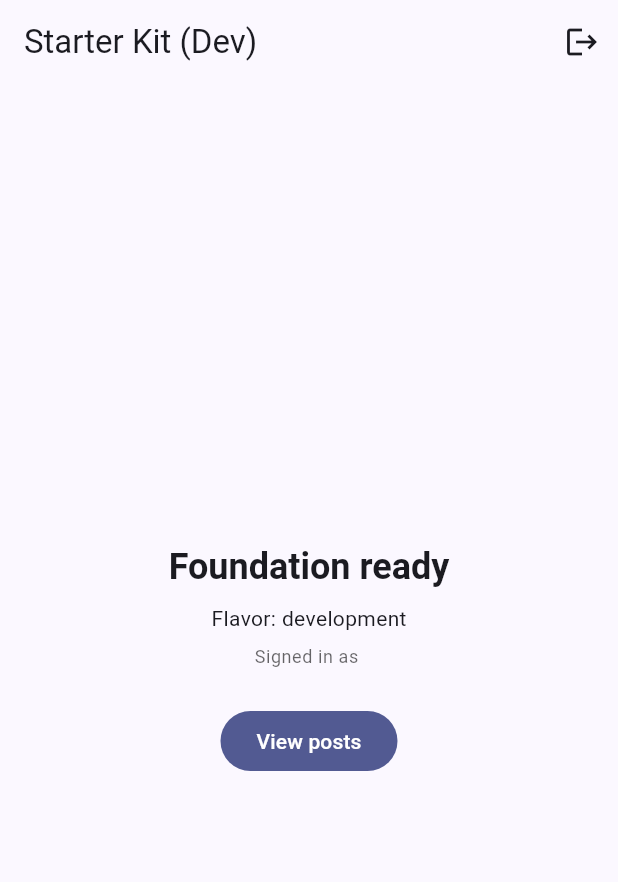
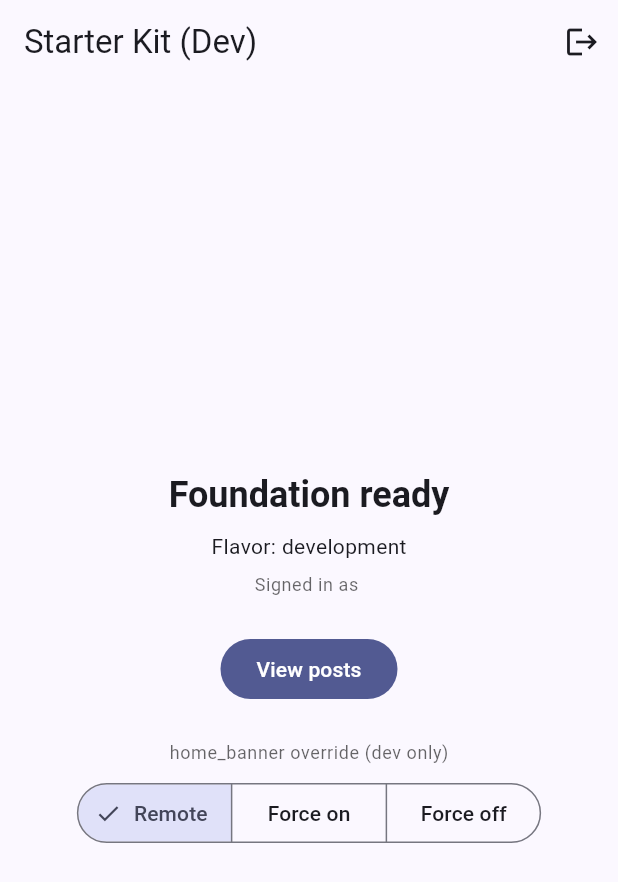
Before and after one commit to nicolinx/flutter_enterprise_starter_kit, a Flutter app: the screen it shows once a user with an empty profile is signed in, on a phone screen of 412 x 824 dp. Shown: the top 882 px of the screen. Run offline on Flutter 3.47's test engine with Material 3 defaults, Android fonts, the phone set to English and light mode, and no system bars; our stand-ins replace connectivity_plus, dio, firebase_auth, firebase_core, firebase_remote_config, flutter_bloc and 7 more; accounts and stored records are empty; generated files the repository leaves out were written again.

Commit message:
Feature/feature flags (#14)
* chore: add firebase_remote_config dependency

* feat: add feature flags core module

* feat: wire feature flags into DI and bootstrap

* feat: add feature flag demo banner to home page

* docs: document feature flags module

* fix: type feature flag override box as Box<bool>

* fix: don't block app startup on the feature flags fetch

* fix: make configurePostsDependencies self-contained again

* feat: allow resetting a feature flag override back to remote

```diff
--- a/lib/bootstrap.dart
+++ b/lib/bootstrap.dart
@@ -5,6 +5,7 @@ import 'package:flutter/material.dart';
 import 'package:flutter_enterprise_starter_kit/app.dart';
 import 'package:flutter_enterprise_starter_kit/core/config/flavor_config.dart';
 import 'package:flutter_enterprise_starter_kit/core/di/injection.dart';
+import 'package:flutter_enterprise_starter_kit/core/feature_flags/feature_flags.dart';
 import 'package:flutter_enterprise_starter_kit/firebase_options_development.dart'
     as dev;
 import 'package:flutter_enterprise_starter_kit/firebase_options_production.dart'
@@ -19,6 +20,7 @@ Future<void> bootstrap() async {
       WidgetsFlutterBinding.ensureInitialized();
       await Firebase.initializeApp(options: _firebaseOptionsForFlavor());
       await configureDependencies();
+      await getIt<FeatureFlags>().initialize();
       runApp(App());
     },
     (error, stackTrace) {
--- /dev/null
+++ b/lib/core/feature_flags/feature_flag.dart
@@ -0,0 +1,12 @@
+/// Single typed registry of every feature flag in the app. App code always
+/// references a flag through this enum, never a raw Remote Config string key.
+enum FeatureFlag {
+  homeBanner('home_banner', defaultValue: false);
+
+  const FeatureFlag(this.remoteConfigKey, {required this.defaultValue});
+
+  /// The parameter key configured in the Firebase Remote Config console.
+  final String remoteConfigKey;
+
+  final bool defaultValue;
+}
--- /dev/null
+++ b/lib/core/feature_flags/feature_flags.dart
@@ -0,0 +1,20 @@
+import 'package:flutter_enterprise_starter_kit/core/feature_flags/feature_flag.dart';
+
+/// Lets app code check feature flags without knowing they come from Firebase
+/// Remote Config — so the backend could be swapped out later.
+abstract class FeatureFlags {
+  /// Fetches the latest flag values. Call this once, during `bootstrap()`,
+  /// before checking any flag.
+  Future<void> initialize();
+
+  bool isEnabled(FeatureFlag flag);
+
+  /// The current local override for [flag], or `null` if none is set (the
+  /// flag is following its remote/default value).
+  bool? overrideFor(FeatureFlag flag);
+
+  /// Forces a flag to a value on this device, ignoring the remote value.
+  /// Pass `null` to remove the override and go back to using the remote
+  /// (or default) value.
+  Future<void> setOverride(FeatureFlag flag, {required bool? value});
+}
--- /dev/null
+++ b/lib/features/home/presentation/cubit/home_banner_cubit.dart
@@ -0,0 +1,28 @@
+import 'package:flutter_bloc/flutter_bloc.dart';
+import 'package:flutter_enterprise_starter_kit/core/feature_flags/feature_flag.dart';
+import 'package:flutter_enterprise_starter_kit/core/feature_flags/feature_flags.dart';
+import 'package:flutter_enterprise_starter_kit/features/home/presentation/cubit/home_banner_state.dart';
+
+class HomeBannerCubit extends Cubit<HomeBannerState> {
+  HomeBannerCubit(this._featureFlags)
+    : super(
+        HomeBannerState(
+          isEnabled: _featureFlags.isEnabled(FeatureFlag.homeBanner),
+          overrideValue: _featureFlags.overrideFor(FeatureFlag.homeBanner),
+        ),
+      );
+
+  final FeatureFlags _featureFlags;
+
+  /// Pass `null` to clear the override and go back to following the remote
+  /// value.
+  Future<void> setOverride({required bool? value}) async {
+    await _featureFlags.setOverride(FeatureFlag.homeBanner, value: value);
+    emit(
+      HomeBannerState(
+        isEnabled: _featureFlags.isEnabled(FeatureFlag.homeBanner),
+        overrideValue: value,
+      ),
+    );
+  }
+}
--- /dev/null
+++ b/lib/features/home/presentation/cubit/home_banner_state.dart
@@ -0,0 +1,11 @@
+import 'package:freezed_annotation/freezed_annotation.dart';
+
+part 'home_banner_state.freezed.dart';
+
+@freezed
+sealed class HomeBannerState with _$HomeBannerState {
+  const factory HomeBannerState({
+    required bool isEnabled,
+    required bool? overrideValue,
+  }) = _HomeBannerState;
+}
--- a/lib/features/home/presentation/pages/home_page.dart
+++ b/lib/features/home/presentation/pages/home_page.dart
@@ -1,10 +1,14 @@
 import 'package:flutter/material.dart';
 import 'package:flutter_bloc/flutter_bloc.dart';
 import 'package:flutter_enterprise_starter_kit/core/config/flavor_config.dart';
+import 'package:flutter_enterprise_starter_kit/core/di/injection.dart';
+import 'package:flutter_enterprise_starter_kit/core/feature_flags/feature_flags.dart';
 import 'package:flutter_enterprise_starter_kit/core/router/route_paths.dart';
 import 'package:flutter_enterprise_starter_kit/core/theme/app_text_styles.dart';
 import 'package:flutter_enterprise_starter_kit/features/auth/presentation/cubit/auth_cubit.dart';
 import 'package:flutter_enterprise_starter_kit/features/auth/presentation/cubit/auth_state.dart';
+import 'package:flutter_enterprise_starter_kit/features/home/presentation/cubit/home_banner_cubit.dart';
+import 'package:flutter_enterprise_starter_kit/features/home/presentation/cubit/home_banner_state.dart';
 import 'package:go_router/go_router.dart';
 
 /// Landing page shown once signed in. Proves DI/router/theme/auth are wired
@@ -51,9 +55,73 @@ class HomePage extends StatelessWidget {
               onPressed: () => context.push(RoutePaths.posts),
               child: const Text('View posts'),
             ),
+            const SizedBox(height: 24),
+            const _FeatureFlagBanner(),
           ],
         ),
       ),
     );
   }
 }
+
+/// Demonstrates `core/feature_flags/`: shows a banner when the flag is
+/// enabled, plus (dev flavor only) a local override control so it can be
+/// forced on/off, or reset to follow Remote Config, without any Firebase
+/// console setup.
+class _FeatureFlagBanner extends StatelessWidget {
+  const _FeatureFlagBanner();
+
+  @override
+  Widget build(BuildContext context) {
+    return BlocProvider(
+      create: (_) => HomeBannerCubit(getIt<FeatureFlags>()),
+      child: const _FeatureFlagBannerView(),
+    );
+  }
+}
+
+class _FeatureFlagBannerView extends StatelessWidget {
+  const _FeatureFlagBannerView();
+
+  @override
+  Widget build(BuildContext context) {
+    return BlocBuilder<HomeBannerCubit, HomeBannerState>(
+      builder: (context, state) => Column(
+        mainAxisSize: MainAxisSize.min,
+        children: [
+          if (state.isEnabled) ...[
+            Card(
+              child: Padding(
+                padding: const EdgeInsets.all(16),
+                child: Text(
+                  'This banner is controlled by a feature flag.',
+                  style: AppTextStyles.body(context),
+                ),
+              ),
+            ),
+            const SizedBox(height: 16),
+          ],
+          if (FlavorConfig.isDevelopment) ...[
+            Text(
+              'home_banner override (dev only)',
+              style: AppTextStyles.caption(context),
+            ),
+            const SizedBox(height: 8),
+            SegmentedButton<bool?>(
+              segments: const [
+                ButtonSegment(value: null, label: Text('Remote')),
+                ButtonSegment(value: true, label: Text('Force on')),
+                ButtonSegment(value: false, label: Text('Force off')),
+              ],
+              selected: {state.overrideValue},
+              onSelectionChanged: (selection) =>
+                  context.read<HomeBannerCubit>().setOverride(
+                    value: selection.first,
+                  ),
+            ),
+          ],
+        ],
+      ),
+    );
+  }
+}
--- a/pubspec.yaml
+++ b/pubspec.yaml
@@ -35,6 +35,7 @@ dependencies:
   dio: ^5.11.0
   firebase_auth: ^6.5.7
   firebase_core: ^4.13.0
+  firebase_remote_config: ^6.5.6
   flutter:
     sdk: flutter
   flutter_bloc: ^9.1.1
```
Also changed, not shown: lib/core/di/injection.dart (+17 -0 lines), lib/core/feature_flags/feature_flags_impl.dart (added, +64 -0 lines), pubspec.lock, 6 other files.
